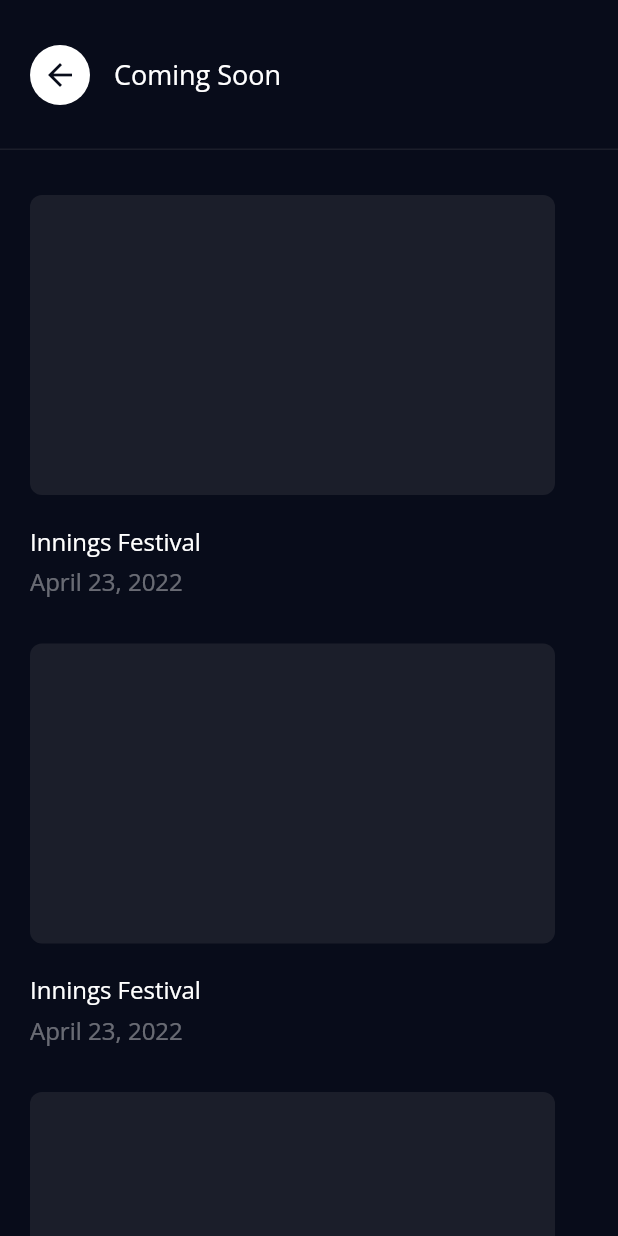
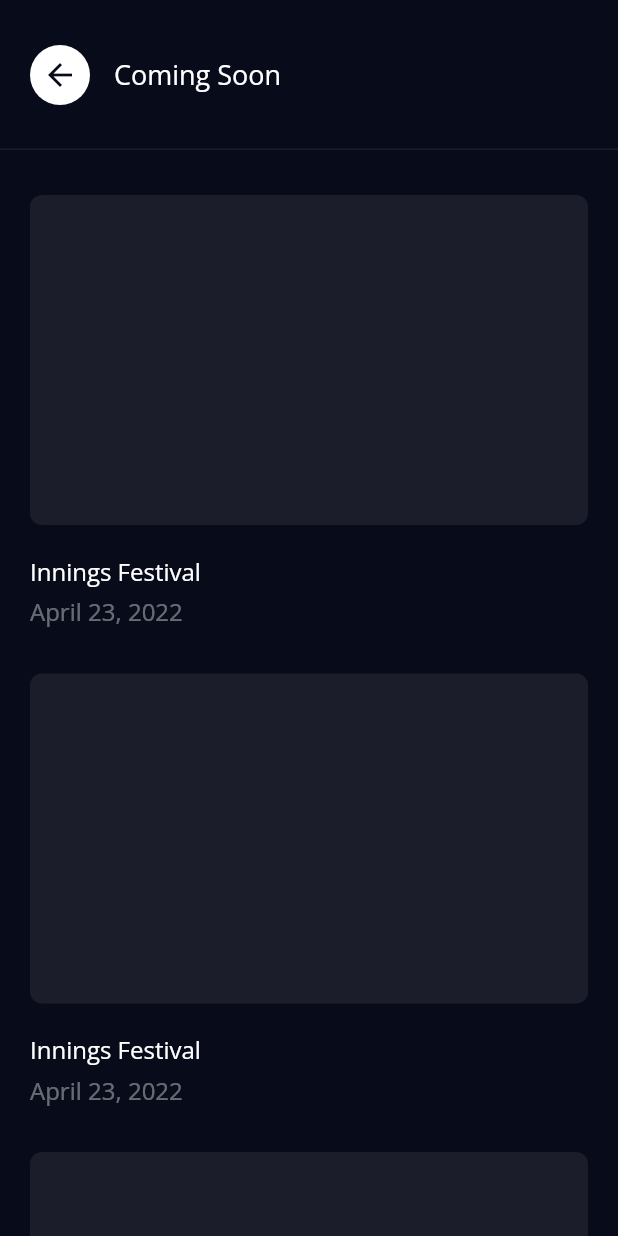
Before and after one commit to conraduouou/nft-ticketing, a Flutter app: the EventsViewPage screen opened by its route, on a phone screen of 412 x 824 dp. Run offline on Flutter 3.47's test engine with Material 2 defaults, Android fonts, the phone set to English and light mode, and no system bars; our stand-ins replace flutter_keyboard_visibility, flutter_svg, grouped_list, image_picker, recase, share_plus.

Commit message:
+1: have constraints rather than fixed sizes for event blocks

```diff
--- a/lib/components/nft_event_block.dart
+++ b/lib/components/nft_event_block.dart
@@ -19,6 +19,8 @@
 
   @override
   Widget build(BuildContext context) {
+    final size = MediaQuery.of(context).size;
+
     return Column(
       crossAxisAlignment: CrossAxisAlignment.start,
       children: [
@@ -40,8 +42,12 @@
         ),
         */
         Container(
-          height: 200,
-          width: 350,
+          // height: 200,
+          // width: 350,
+          constraints: BoxConstraints(
+            maxWidth: size.width - 40,
+            maxHeight: 220,
+          ),
           decoration: BoxDecoration(
             color: kSlightlyDarkBlue,
             borderRadius: BorderRadius.circular(8),
```
